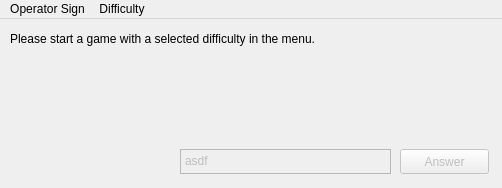
JayHacks2017-SC-BI-TD-BQ/Math-Game, file Math_Game/mainwindow.ui: the form before one commit.
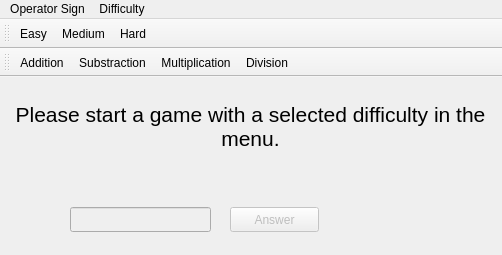
The form after the commit.

```diff
--- a/Math_Game/mainwindow.ui
+++ b/Math_Game/mainwindow.ui
@@ -7,7 +7,7 @@
     <x>0</x>
     <y>0</y>
     <width>502</width>
-    <height>188</height>
+    <height>255</height>
    </rect>
   </property>
   <property name="windowTitle">
@@ -18,29 +18,24 @@
     <property name="geometry">
      <rect>
       <x>10</x>
-      <y>10</y>
-      <width>561</width>
-      <height>20</height>
+      <y>19</y>
+      <width>481</width>
+      <height>61</height>
      </rect>
     </property>
+    <property name="font">
+     <font>
+      <pointsize>16</pointsize>
+     </font>
+    </property>
     <property name="text">
      <string>Please start a game with a selected difficulty in the menu.</string>
     </property>
-   </widget>
-   <widget class="QPlainTextEdit" name="txtAnswerInput">
-    <property name="enabled">
-     <bool>false</bool>
+    <property name="alignment">
+     <set>Qt::AlignCenter</set>
     </property>
-    <property name="geometry">
-     <rect>
-      <x>180</x>
-      <y>130</y>
-      <width>211</width>
-      <height>25</height>
-     </rect>
-    </property>
-    <property name="plainText">
-     <string>asdf</string>
+    <property name="wordWrap">
+     <bool>true</bool>
     </property>
    </widget>
    <widget class="QPushButton" name="btnAnswer">
@@ -49,7 +44,7 @@
     </property>
     <property name="geometry">
      <rect>
-      <x>400</x>
+      <x>230</x>
       <y>130</y>
       <width>89</width>
       <height>25</height>
@@ -59,6 +54,19 @@
      <string>Answer</string>
     </property>
    </widget>
+   <widget class="QLineEdit" name="txtAnswerInput">
+    <property name="enabled">
+     <bool>false</bool>
+    </property>
+    <property name="geometry">
+     <rect>
+      <x>70</x>
+      <y>130</y>
+      <width>141</width>
+      <height>25</height>
+     </rect>
+    </property>
+   </widget>
   </widget>
   <widget class="QMenuBar" name="menuBarGame">
    <property name="geometry">
@@ -89,6 +97,35 @@
    <addaction name="menuMenu"/>
    <addaction name="menuDifficulty"/>
   </widget>
+  <widget class="QToolBar" name="toolBar">
+   <property name="windowTitle">
+    <string>toolBar</string>
+   </property>
+   <attribute name="toolBarArea">
+    <enum>TopToolBarArea</enum>
+   </attribute>
+   <attribute name="toolBarBreak">
+    <bool>false</bool>
+   </attribute>
+   <addaction name="actionEasy_5"/>
+   <addaction name="actionMedium_5"/>
+   <addaction name="actionHard_5"/>
+  </widget>
+  <widget class="QToolBar" name="toolBar_2">
+   <property name="windowTitle">
+    <string>toolBar_2</string>
+   </property>
+   <attribute name="toolBarArea">
+    <enum>TopToolBarArea</enum>
+   </attribute>
+   <attribute name="toolBarBreak">
+    <bool>true</bool>
+   </attribute>
+   <addaction name="actionAddition"/>
+   <addaction name="actionSubstraction"/>
+   <addaction name="actionMultiplication"/>
+   <addaction name="actionDivision"/>
+  </widget>
   <action name="actionEasy_5">
    <property name="text">
     <string>Easy</string>
```
